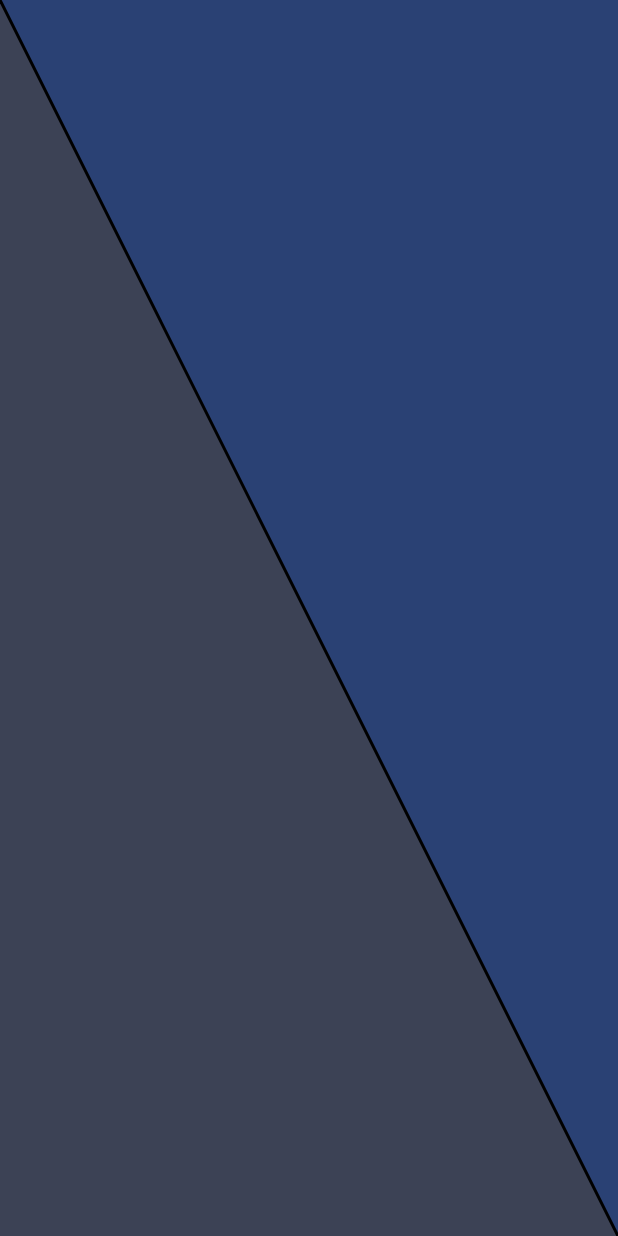
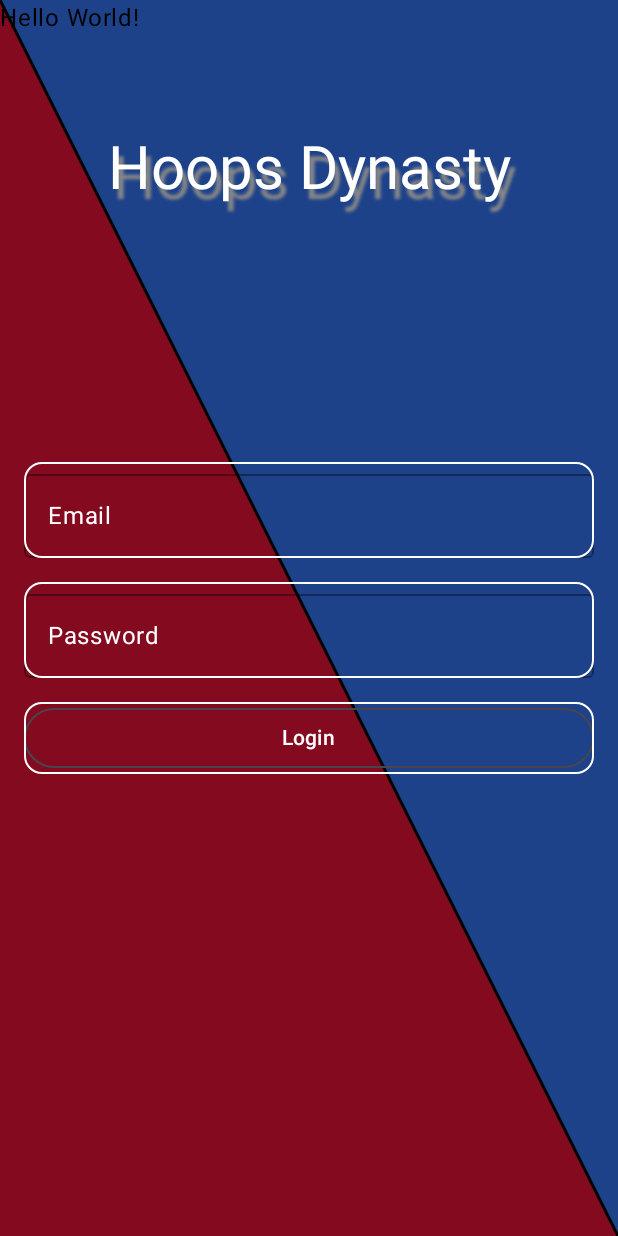
Before and after one commit to PedroAzevedo47094/hoops-dynasty, an Android app built with Jetpack Compose: the screen it shows after launch (MainActivity), on a phone screen of 412 x 824 dp. Run offline under Robolectric (Android 15) with nearby library versions, the phone set to English and light mode, and no system bars; our stand-ins replace Room's generated code; libraries missing offline, so code that uses them is left out: com.google.firebase.crashlytics.

Commit message:
login animation

```diff
--- a/HoopsDynasty/app/src/main/java/com/dam/hoopsdynasty/ui/activities/MainActivity.kt
+++ b/HoopsDynasty/app/src/main/java/com/dam/hoopsdynasty/ui/activities/MainActivity.kt
@@ -5,8 +5,10 @@
 import androidx.activity.compose.setContent
 import androidx.appcompat.app.AppCompatActivity
 import androidx.compose.material3.MaterialTheme
+import androidx.compose.material3.Text
 import com.dam.hoopsdynasty.ui.theme.HoopsDynastyTheme
 import com.dam.hoopsdynasty.ui.view.Background
+import com.dam.hoopsdynasty.ui.view.Login
 
 
 class MainActivity : AppCompatActivity() {
@@ -19,6 +21,8 @@
 
                 MaterialTheme {
                     Background()
+                    Login()
+                    Text(text ="Hello World!")
 
                 }
 
--- a/HoopsDynasty/app/src/main/java/com/dam/hoopsdynasty/ui/theme/Color.kt
+++ b/HoopsDynasty/app/src/main/java/com/dam/hoopsdynasty/ui/theme/Color.kt
@@ -9,3 +9,7 @@
 val Purple40 = Color(0xFF6650a4)
 val PurpleGrey40 = Color(0xFF625b71)
 val Pink40 = Color(0xFF7D5260)
+
+val nba_blue = Color(0xFF1D428A)
+val nba_red = Color(0xff840a20)
+val nba_white = Color(0x4dd9d9d9)
--- a/HoopsDynasty/app/src/main/java/com/dam/hoopsdynasty/ui/theme/Theme.kt
+++ b/HoopsDynasty/app/src/main/java/com/dam/hoopsdynasty/ui/theme/Theme.kt
@@ -16,15 +16,15 @@
 import androidx.core.view.WindowCompat
 
 private val DarkColorScheme = darkColorScheme(
-    primary = Purple80,
-    secondary = PurpleGrey80,
-    tertiary = Pink80
+    primary = nba_blue,
+    secondary = nba_red,
+    tertiary = nba_white
 )
 
 private val LightColorScheme = lightColorScheme(
-    primary = Purple40,
-    secondary = PurpleGrey40,
-    tertiary = Pink40
+    primary = nba_blue,
+    secondary = nba_red,
+    tertiary = nba_white
 
     /* Other default colors to override
     background = Color(0xFFFFFBFE),
@@ -63,7 +63,7 @@
     }
 
     MaterialTheme(
-        colorScheme = colorScheme,
+        colorScheme = DarkColorScheme,
         typography = Typography,
         content = content
     )
--- a/HoopsDynasty/app/src/main/java/com/dam/hoopsdynasty/ui/view/BackgroundView.kt
+++ b/HoopsDynasty/app/src/main/java/com/dam/hoopsdynasty/ui/view/BackgroundView.kt
@@ -59,9 +59,3 @@
     }
 
 }
-
-@Preview
-@Composable
-fun PreviewMyApp() {
-    Background()
-}
--- a/HoopsDynasty/app/src/main/java/com/dam/hoopsdynasty/ui/view/LoginView.kt
+++ b/HoopsDynasty/app/src/main/java/com/dam/hoopsdynasty/ui/view/LoginView.kt
@@ -1,70 +1,154 @@
 package com.dam.hoopsdynasty.ui.view
 
 
-
-import androidx.compose.foundation.background
+import androidx.compose.animation.core.animateDpAsState
+import androidx.compose.animation.core.tween
+import androidx.compose.foundation.BorderStroke
+import androidx.compose.foundation.border
 import androidx.compose.foundation.layout.Arrangement
 import androidx.compose.foundation.layout.Box
 import androidx.compose.foundation.layout.Column
+import androidx.compose.foundation.layout.Row
+import androidx.compose.foundation.layout.Spacer
 import androidx.compose.foundation.layout.fillMaxSize
 import androidx.compose.foundation.layout.fillMaxWidth
+import androidx.compose.foundation.layout.height
+import androidx.compose.foundation.layout.offset
 import androidx.compose.foundation.layout.padding
-import androidx.compose.foundation.layout.width
+import androidx.compose.material.OutlinedTextField
+import androidx.compose.material3.MaterialTheme
 import androidx.compose.material3.OutlinedButton
-import androidx.compose.material3.OutlinedTextField
 import androidx.compose.material3.Text
 import androidx.compose.runtime.Composable
+import androidx.compose.runtime.LaunchedEffect
+import androidx.compose.runtime.getValue
+import androidx.compose.runtime.mutableStateOf
+import androidx.compose.runtime.remember
+import androidx.compose.runtime.setValue
 import androidx.compose.ui.Alignment
 import androidx.compose.ui.Modifier
-import androidx.compose.ui.draw.rotate
+import androidx.compose.ui.geometry.Offset
 import androidx.compose.ui.graphics.Color
+import androidx.compose.ui.graphics.Shadow
 import androidx.compose.ui.text.TextStyle
-import androidx.compose.ui.unit.Dp
+import androidx.compose.ui.tooling.preview.Preview
 import androidx.compose.ui.unit.dp
+import androidx.compose.ui.unit.sp
+import com.dam.hoopsdynasty.ui.theme.HoopsDynastyTheme
+import kotlinx.coroutines.delay
 
+//last
 @Composable
 fun Login() {
 
-    Column(
-        modifier = Modifier
-            .fillMaxSize()
-            .padding(16.dp),
-        horizontalAlignment = Alignment.CenterHorizontally,
-        verticalArrangement = Arrangement.Center
-    ) {
-        // Add your login form components here
-        // For example:
-        OutlinedTextField(
-            value = "",
-            onValueChange = { /* Handle value change */ },
-            label = { Text("Username", color = Color.White) },
-            modifier = Modifier
-                .fillMaxWidth(40f)
-                //.border(BorderStroke(width = 1.dp, color = Color.White))
-                .padding(bottom = 16.dp),
-            textStyle = TextStyle(color = Color.White)
-        )
+    HoopsDynastyTheme() {
+        MaterialTheme {
+            var isVisible by remember { mutableStateOf(false) }
+            val offsetY by animateDpAsState(
+                targetValue = if (isVisible) (-300f).dp else 0.dp,
+                animationSpec = tween(durationMillis = 2000)
+            )
 
-        OutlinedTextField(
-            value = "",
-            onValueChange = { /* Handle value change */ },
-            label = { Text("Password", color = Color.White) },
+            LaunchedEffect(Unit) {
+                isVisible = true
+            }
 
-            modifier = Modifier
-                .fillMaxWidth(40f)
-                //.border(BorderStroke(width = 1.dp, color = Color.White))
-                .padding(bottom = 16.dp),
-            textStyle = TextStyle(color = Color.White)
-        )
-        OutlinedButton(
-            onClick = { /* Handle login button click */ },
-            modifier = Modifier
-                .padding(top = 16.dp)
-                .fillMaxWidth(40f)
+            Column(
+                modifier = Modifier.fillMaxSize(),
+            ) {
+                Box(
+                    modifier = Modifier
+                        .fillMaxWidth()
+                        .weight(1f),
+                    contentAlignment = Alignment.Center
+                ) {
+                    Text(
+                        text = "Hoops Dynasty",
+                        color = Color.White,
+                        modifier = Modifier
+                            .offset(y = offsetY),
+                        style = TextStyle(
+                            fontSize = 40.sp,
+                            shadow = Shadow(
+                                color = Color.Gray, offset = Offset(5.0f, 10.0f), blurRadius = 2f
+                            )
+                        )
+                    )
+
+                }
+
+            }
+            var showContent by remember { mutableStateOf(false) }
+
+            LaunchedEffect(Unit) {
+                delay(2000)
+                showContent = true
+            }
+
+            if (showContent) {
+                // Your content here
+                Column(
+                    modifier = Modifier
+                        .fillMaxSize()
+                        .padding(16.dp),
+                    verticalArrangement = Arrangement.Center,
+                    horizontalAlignment = Alignment.CenterHorizontally
+                ) {
+                    LoginForm()
+                }
+            }
 
 
-        ) {
-            Text("Login",color = Color.Gray)
+
+            }
         }
     }
+
+
+
+@Preview
+@Composable
+fun PreviewMyApp() {
+    Background()
+    Login()
 }
+
+@Composable
+fun LoginForm() {
+    OutlinedTextField(
+        value = "",
+        onValueChange = { /* TODO: Handle email change */ },
+        label = { Text(text = "Email", color = Color.White) },
+        modifier = Modifier
+            .fillMaxWidth()
+            .border(
+                border = BorderStroke(1.dp, Color.White),
+                shape = MaterialTheme.shapes.medium
+            )
+
+    )
+    Spacer(modifier = Modifier.height(16.dp))
+    OutlinedTextField(
+        value = "",
+        onValueChange = { /* TODO: Handle password change */ },
+        label = { Text(text = "Password", color = Color.White) },
+        modifier = Modifier
+            .fillMaxWidth()
+            .border(
+                border = BorderStroke(1.dp, Color.White),
+                shape = MaterialTheme.shapes.medium
+            )
+    )
+    Spacer(modifier = Modifier.height(16.dp))
+    OutlinedButton(
+        onClick = { /* TODO: Handle login button click */ },
+        modifier = Modifier
+            .fillMaxWidth()
+            .border(
+                border = BorderStroke(1.dp, Color.White),
+                shape = MaterialTheme.shapes.medium
+            )
+    ) {
+        Text(text = "Login", color = Color.White)
+    }
+}
```
